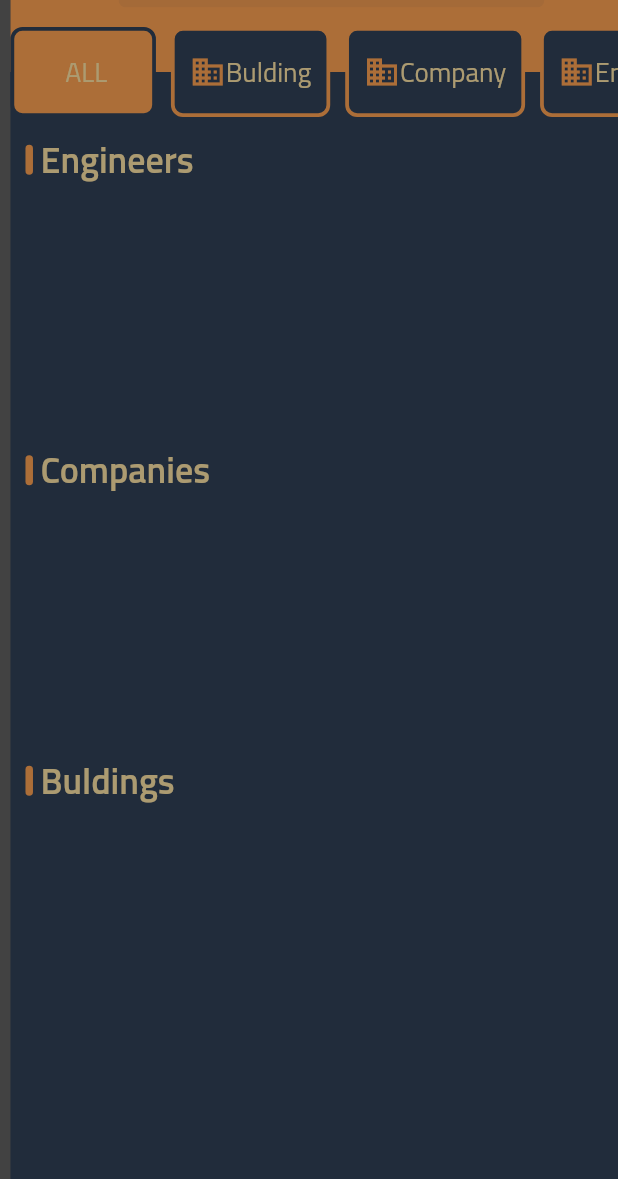
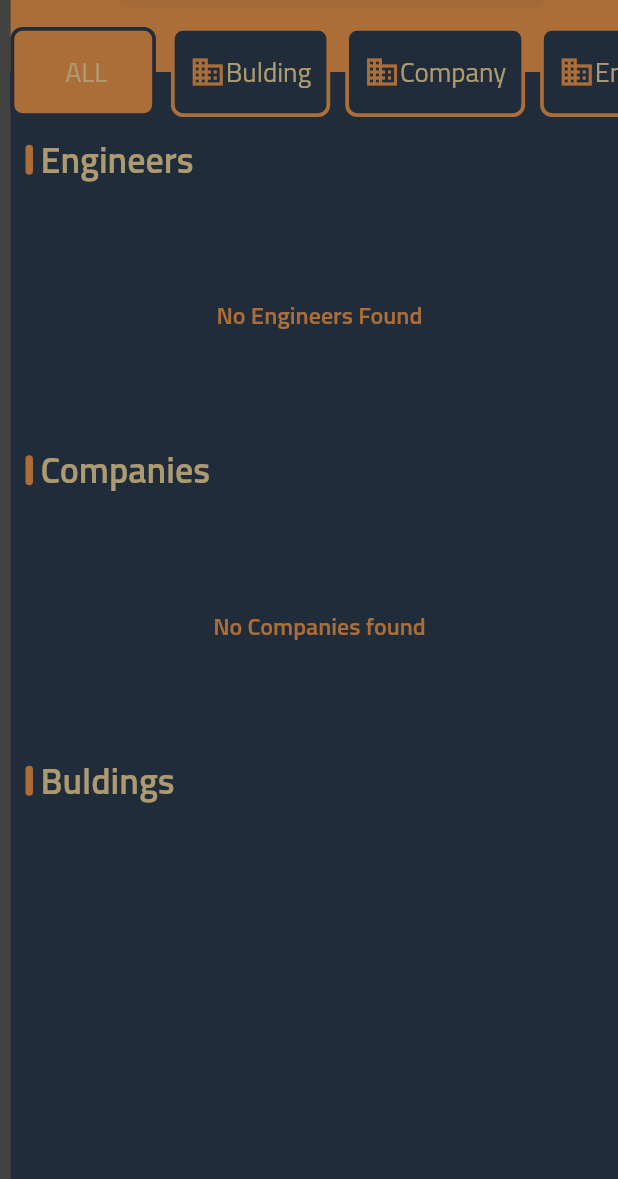
Before and after one commit to DeaaJahjah/pmp_constractions, a Flutter app: the screen it shows after launch, after a tap on "ALL", on a phone screen of 412 x 824 dp, the part 57-1236 px from its top. Run offline on Flutter 3.47's test engine with Material 2 defaults, Android fonts, the phone set to English and light mode, and no system bars; our stand-ins replace animated_theme_switcher, cloud_firestore, equatable, firebase_core, flutter_staggered_animations, flutter_switch; accounts and stored records are empty; generated files the repository leaves out were written again.

Commit message:
add search providers

```diff
--- a/lib/app.dart
+++ b/lib/app.dart
@@ -3,7 +3,10 @@ import 'package:flutter/material.dart';
 import 'package:pmpconstractions/core/config/routes/router.dart';
 import 'package:pmpconstractions/core/config/theme/theme.dart';
 import 'package:pmpconstractions/core/extensions/loc.dart';
+import 'package:pmpconstractions/features/home_screen/providers/comoany_provider.dart';
 import 'package:pmpconstractions/features/home_screen/providers/data_provider.dart';
+import 'package:pmpconstractions/features/home_screen/providers/engineer_provider.dart';
+import 'package:pmpconstractions/features/home_screen/providers/project_provider.dart';
 import 'package:pmpconstractions/features/home_screen/providers/search_provider.dart';
 import 'package:pmpconstractions/language_provider.dart';
 import 'package:flutter_gen/gen_l10n/app_localizations.dart';
@@ -25,6 +28,21 @@ class App extends StatelessWidget {
               create: (context) => SearchProvider()),
           ChangeNotifierProvider<DataProvider>(
               create: (context) => DataProvider()),
+          ChangeNotifierProxyProvider<DataProvider, ProjectProvider>(
+            create: (context) => ProjectProvider(null),
+            update: (context, dataProvider, projectProvider) =>
+                ProjectProvider(dataProvider),
+          ),
+          ChangeNotifierProxyProvider<DataProvider, CompanyProvider>(
+            create: (context) => CompanyProvider(null),
+            update: (context, dataProvider, companyProvider) =>
+                CompanyProvider(dataProvider),
+          ),
+          ChangeNotifierProxyProvider<DataProvider, EnginnerProvider>(
+            create: (context) => EnginnerProvider(null),
+            update: (context, dataProvider, companyProvider) =>
+                EnginnerProvider(dataProvider),
+          ),
         ],
         child: Consumer<LanguageProvider>(
           builder: (context, value, _) => MaterialApp(
--- /dev/null
+++ b/lib/features/home_screen/providers/comoany_provider.dart
@@ -0,0 +1,29 @@
+import 'package:flutter/cupertino.dart';
+import 'package:pmpconstractions/features/home_screen/models/company.dart';
+import 'package:pmpconstractions/features/home_screen/providers/data_provider.dart';
+
+class CompanyProvider extends ChangeNotifier {
+  final DataProvider? dataProvider;
+
+  CompanyProvider(this.dataProvider) {
+    if (dataProvider != null) {
+      companies = dataProvider!.companies;
+    }
+  }
+
+  List<Company> companies = [];
+
+  search(String value) {
+    if (value == '') {
+      companies = dataProvider!.companies;
+      notifyListeners();
+    }
+    notifyListeners();
+    companies = dataProvider!.companies.where((project) {
+      final projectName = project.name.toLowerCase();
+      final searchTitle = value.toLowerCase();
+      return projectName.contains(searchTitle);
+    }).toList();
+    notifyListeners();
+  }
+}
--- /dev/null
+++ b/lib/features/home_screen/providers/engineer_provider.dart
@@ -0,0 +1,29 @@
+import 'package:flutter/cupertino.dart';
+import 'package:pmpconstractions/features/home_screen/models/engineer.dart';
+import 'package:pmpconstractions/features/home_screen/providers/data_provider.dart';
+
+class EnginnerProvider extends ChangeNotifier {
+  final DataProvider? dataProvider;
+
+  EnginnerProvider(this.dataProvider) {
+    if (dataProvider != null) {
+      engineers = dataProvider!.engineers;
+    }
+  }
+
+  List<Engineer> engineers = [];
+
+  search(String value) {
+    if (value == '') {
+      engineers = dataProvider!.engineers;
+      notifyListeners();
+    }
+    notifyListeners();
+    engineers = dataProvider!.engineers.where((project) {
+      final projectName = project.name.toLowerCase();
+      final searchTitle = value.toLowerCase();
+      return projectName.contains(searchTitle);
+    }).toList();
+    notifyListeners();
+  }
+}
--- /dev/null
+++ b/lib/features/home_screen/providers/project_provider.dart
@@ -0,0 +1,29 @@
+import 'package:flutter/cupertino.dart';
+import 'package:pmpconstractions/features/home_screen/models/project.dart';
+import 'package:pmpconstractions/features/home_screen/providers/data_provider.dart';
+
+class ProjectProvider extends ChangeNotifier {
+  final DataProvider? dataProvider;
+
+  ProjectProvider(this.dataProvider) {
+    if (dataProvider != null) {
+      projects = dataProvider!.projects;
+    }
+  }
+
+  List<Project> projects = [];
+
+  search(String value) {
+    if (value == '') {
+      projects = dataProvider!.projects;
+      notifyListeners();
+    }
+    notifyListeners();
+    projects = dataProvider!.projects.where((project) {
+      final projectName = project.name.toLowerCase();
+      final searchTitle = value.toLowerCase();
+      return projectName.contains(searchTitle);
+    }).toList();
+    notifyListeners();
+  }
+}
--- a/lib/features/home_screen/providers/search_provider.dart
+++ b/lib/features/home_screen/providers/search_provider.dart
@@ -1,8 +1,11 @@
 import 'package:flutter/cupertino.dart';
 import 'package:pmpconstractions/core/config/enums/enums.dart';
+import 'package:pmpconstractions/features/home_screen/models/project.dart';
+import 'package:pmpconstractions/features/home_screen/providers/data_provider.dart';
 
 class SearchProvider extends ChangeNotifier {
   SearchType searchType = SearchType.all;
+  List<Project> projectsResult = DataProvider().projects;
 
   void searchState(SearchType newSearchType) async {
     searchType = newSearchType;
--- a/lib/features/home_screen/screens/home_screen.dart
+++ b/lib/features/home_screen/screens/home_screen.dart
@@ -2,10 +2,9 @@ import 'package:flutter/material.dart';
 
 import 'package:pmpconstractions/core/config/enums/enums.dart';
 import 'package:pmpconstractions/core/config/theme/theme.dart';
-import 'package:pmpconstractions/features/home_screen/models/company.dart';
-import 'package:pmpconstractions/features/home_screen/models/engineer.dart';
-import 'package:pmpconstractions/features/home_screen/models/project.dart';
-import 'package:pmpconstractions/features/home_screen/providers/data_provider.dart';
+import 'package:pmpconstractions/features/home_screen/providers/comoany_provider.dart';
+import 'package:pmpconstractions/features/home_screen/providers/engineer_provider.dart';
+import 'package:pmpconstractions/features/home_screen/providers/project_provider.dart';
 import 'package:pmpconstractions/features/home_screen/providers/search_provider.dart';
 import 'package:pmpconstractions/features/home_screen/screens/widgets/build_all.dart';
 import 'package:pmpconstractions/features/home_screen/screens/widgets/build_projects.dart';
@@ -36,10 +35,6 @@ class _HomeScreenState extends State<HomeScreen> {
     }
   }
 
-  List<Project> searchedProjects = [];
-  List<Company> searchedCompanies = [];
-  List<Engineer> searchedEngineers = [];
-  bool loading = false;
   TextEditingController textController = TextEditingController();
 
   @override
@@ -50,9 +45,6 @@ class _HomeScreenState extends State<HomeScreen> {
   @override
   Widget build(BuildContext context) {
     var searchProvider = Provider.of<SearchProvider>(context);
-    searchedProjects = Provider.of<DataProvider>(context).projects;
-    searchedCompanies = Provider.of<DataProvider>(context).companies;
-    searchedEngineers = Provider.of<DataProvider>(context).engineers;
 
     return Scaffold(
       appBar: AppBar(
@@ -69,8 +61,8 @@ class _HomeScreenState extends State<HomeScreen> {
         elevation: 0.0,
         title: SizedBox(
             height: 30,
-            child: SearchTextField(
-                onChanged: onSearchProjects, controller: textController)),
+            child:
+                SearchTextField(onChanged: search, controller: textController)),
       ),
       body: Column(
         children: [
@@ -92,6 +84,7 @@ class _HomeScreenState extends State<HomeScreen> {
                           changeItemState(0);
                         });
                         searchProvider.searchState(SearchType.all);
+                        search(textController.text);
                       }),
                   CustomItem(
                       text: 'Bulding',
@@ -102,6 +95,7 @@ class _HomeScreenState extends State<HomeScreen> {
                           changeItemState(1);
                         });
                         searchProvider.searchState(SearchType.project);
+                        search(textController.text);
                       }),
                   CustomItem(
                       text: 'Company',
@@ -112,6 +106,7 @@ class _HomeScreenState extends State<HomeScreen> {
                           changeItemState(2);
                         });
                         searchProvider.searchState(SearchType.company);
+                        search(textController.text);
                       }),
                   CustomItem(
                       text: 'Engineer',
@@ -122,62 +117,71 @@ class _HomeScreenState extends State<HomeScreen> {
                           changeItemState(3);
                         });
                         searchProvider.searchState(SearchType.engineer);
+                        search(textController.text);
                       })
                 ],
               ),
             ),
           ]),
           if (searchProvider.searchType == SearchType.all)
-            Expanded(
-              child: (loading)
-                  ? const Center(child: CircularProgressIndicator())
-                  : BuildAll(
-                      projects: searchedProjects,
-                      companies: searchedCompanies,
-                      engineers: searchedEngineers),
+            const Expanded(
+              child: BuildAll(),
             )
           else if (searchProvider.searchType == SearchType.project)
-            Expanded(
-              child: (loading)
-                  ? const Center(child: CircularProgressIndicator())
-                  : BuildProjects(
-                      projects: searchedProjects,
-                    ),
+            Consumer<ProjectProvider>(
+              builder: (context, value, child) => Expanded(
+                child: (value.projects.isEmpty)
+                    ? const Center(
+                        child: Text('No Projects'),
+                      )
+                    : BuildProjects(
+                        projects: value.projects,
+                      ),
+              ),
             )
           else if (searchProvider.searchType == SearchType.company)
-            Expanded(
-                child: (loading)
-                    ? const Center(child: CircularProgressIndicator())
-                    : Center(
-                        child: BuildCompaniesCard(
-                        companies: searchedCompanies,
-                      )))
+            Consumer<CompanyProvider>(
+                builder: (context, value, child) => Expanded(
+                    child: (value.companies.isEmpty)
+                        ? const Center(child: Text('No Companies'))
+                        : Center(
+                            child: Consumer<CompanyProvider>(
+                            builder: (context, value, child) =>
+                                BuildCompaniesCard(
+                              companies: value.companies,
+                            ),
+                          ))))
           else if (searchProvider.searchType == SearchType.engineer)
-            Expanded(
-                child: (loading)
-                    ? const Center(child: CircularProgressIndicator())
-                    : BuildEngineersCard(engineers: searchedEngineers)),
+            Consumer<EnginnerProvider>(
+              builder: (context, value, child) => Expanded(
+                  child: (value.engineers.isEmpty)
+                      ? const Center(child: Text('No Engineers'))
+                      : BuildEngineersCard(engineers: value.engineers)),
+            )
         ],
       ),
     );
   }
 
-  void onSearchProjects(String value) {
-    var projects = Provider.of<DataProvider>(context).projects;
-    if (textController.text.isEmpty) {
-      setState(() {
-        searchedProjects = projects;
-      });
+  void search(String value) {
+    print(value);
+    switch (context.read<SearchProvider>().searchType) {
 
-      return;
+      //check search Type
+      case SearchType.all:
+        Provider.of<ProjectProvider>(context, listen: false).search(value);
+        Provider.of<CompanyProvider>(context, listen: false).search(value);
+        Provider.of<EnginnerProvider>(context, listen: false).search(value);
+        break;
+      case SearchType.project:
+        Provider.of<ProjectProvider>(context, listen: false).search(value);
+        break;
+      case SearchType.company:
+        Provider.of<CompanyProvider>(context, listen: false).search(value);
+        break;
+      case SearchType.engineer:
+        Provider.of<EnginnerProvider>(context, listen: false).search(value);
+        break;
     }
-    final suggestion = projects.where((project) {
-      final projectName = project.name.toLowerCase();
-      final searchTitle = value.toLowerCase();
-      return projectName.contains(searchTitle);
-    }).toList();
-    setState(() {
-      searchedProjects = suggestion;
-    });
   }
 }
--- a/lib/features/home_screen/screens/widgets/build_all.dart
+++ b/lib/features/home_screen/screens/widgets/build_all.dart
@@ -2,21 +2,16 @@ import 'package:flutter/material.dart';
 import 'package:flutter_staggered_animations/flutter_staggered_animations.dart';
 import 'package:pmpconstractions/core/config/constants/constant.dart';
 import 'package:pmpconstractions/core/config/theme/theme.dart';
-import 'package:pmpconstractions/features/home_screen/models/company.dart';
-import 'package:pmpconstractions/features/home_screen/models/engineer.dart';
-import 'package:pmpconstractions/features/home_screen/models/project.dart';
+import 'package:pmpconstractions/features/home_screen/providers/comoany_provider.dart';
+import 'package:pmpconstractions/features/home_screen/providers/engineer_provider.dart';
+import 'package:pmpconstractions/features/home_screen/providers/project_provider.dart';
 import 'package:pmpconstractions/features/home_screen/screens/widgets/project_card.dart';
+import 'package:provider/provider.dart';
 
 class BuildAll extends StatelessWidget {
-  const BuildAll(
-      {Key? key,
-      required this.projects,
-      required this.companies,
-      required this.engineers})
-      : super(key: key);
-  final List<Project> projects;
-  final List<Company> companies;
-  final List<Engineer> engineers;
+  const BuildAll({
+    Key? key,
+  }) : super(key: key);
 
   @override
   Widget build(BuildContext context) {
@@ -27,7 +22,13 @@ class BuildAll extends StatelessWidget {
       SliverToBoxAdapter(
           child: SizedBox(
         height: 150,
-        child: ListView.builder(
+        child: Consumer<EnginnerProvider>(builder: (context, value, child) {
+          var engineers = value.engineers;
+          return (engineers.isEmpty)
+              ? const Center(
+                  child: Text('No Engineers Found'),
+                )
+              : ListView.builder(
                   itemCount: engineers.length,
                   scrollDirection: Axis.horizontal,
                   itemBuilder: (context, index) {
@@ -44,6 +45,7 @@ class BuildAll extends StatelessWidget {
                               imageUrl: engineer.profilePicUrl ?? '',
                               userId: engineer.userId ?? '',
                             ))));
+                  });
         }),
       )),
       const SliverToBoxAdapter(
@@ -52,7 +54,13 @@ class BuildAll extends StatelessWidget {
       SliverToBoxAdapter(
           child: SizedBox(
         height: 150,
-        child: ListView.builder(
+        child: Consumer<CompanyProvider>(builder: (context, value, child) {
+          var companies = value.companies;
+          return (companies.isEmpty)
+              ? const Center(
+                  child: Text('No Companies found'),
+                )
+              : ListView.builder(
                   itemCount: companies.length,
                   scrollDirection: Axis.horizontal,
                   itemBuilder: (context, index) {
@@ -68,21 +76,27 @@ class BuildAll extends StatelessWidget {
                               imageUrl: company.profilePicUrl!,
                               userId: company.userId!,
                             ))));
+                  });
         }),
       )),
       const SliverToBoxAdapter(
         child: Title(title: 'Buldings'),
       ),
-      SliverGrid(
+      Consumer<ProjectProvider>(
+        builder: (context, value, child) => SliverGrid(
             gridDelegate: const SliverGridDelegateWithFixedCrossAxisCount(
               crossAxisCount: 2,
               mainAxisSpacing: 40,
               crossAxisSpacing: 10,
             ),
             delegate: SliverChildBuilderDelegate((context, index) {
-            var project = projects[index];
+              var project = value.projects[index];
 
-            return AnimationConfiguration.staggeredList(
+              return (value.projects.isEmpty)
+                  ? const Center(
+                      child: Text('No Projects Found'),
+                    )
+                  : AnimationConfiguration.staggeredList(
                       position: index,
                       duration: const Duration(milliseconds: 375),
                       child: SlideAnimation(
@@ -101,7 +115,8 @@ class BuildAll extends StatelessWidget {
                         ),
                       ),
                     );
-          }, childCount: projects.length))
+            }, childCount: value.projects.length)),
+      )
     ]);
   }
 }
```
Lines whose indentation alone changed are shown as unchanged.
